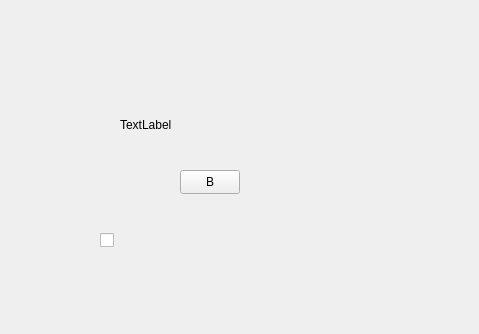
Qt form Gui/MyWidget.ui (xtuer/Qt) before a commit.
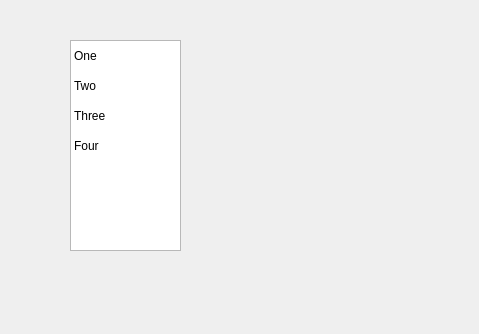
The same form after that commit. Icons and pictures are not drawn.

```diff
--- a/Gui/MyWidget.ui
+++ b/Gui/MyWidget.ui
@@ -40,56 +40,75 @@
     border-image: url(/Users/Biao/Desktop/button.png) 0 180 0 60;
 }</string>
   </property>
-  <widget class="QLabel" name="label">
+  <widget class="QTableWidget" name="tableWidget">
    <property name="geometry">
     <rect>
-     <x>120</x>
-     <y>110</y>
-     <width>181</width>
-     <height>30</height>
+     <x>70</x>
+     <y>40</y>
+     <width>111</width>
+     <height>211</height>
     </rect>
    </property>
-   <property name="text">
-    <string>TextLabel</string>
+   <property name="showGrid">
+    <bool>false</bool>
    </property>
-  </widget>
-  <widget class="QCheckBox" name="checkBox">
-   <property name="geometry">
-    <rect>
-     <x>100</x>
-     <y>230</y>
-     <width>51</width>
-     <height>20</height>
-    </rect>
-   </property>
-   <property name="text">
-    <string/>
-   </property>
-  </widget>
-  <widget class="QPushButton" name="pushButton">
-   <property name="geometry">
-    <rect>
-     <x>180</x>
-     <y>170</y>
-     <width>60</width>
-     <height>24</height>
-    </rect>
-   </property>
-   <property name="minimumSize">
-    <size>
-     <width>60</width>
-     <height>24</height>
-    </size>
-   </property>
-   <property name="maximumSize">
-    <size>
-     <width>60</width>
-     <height>24</height>
-    </size>
-   </property>
-   <property name="text">
-    <string>B</string>
-   </property>
+   <attribute name="horizontalHeaderVisible">
+    <bool>false</bool>
+   </attribute>
+   <attribute name="horizontalHeaderStretchLastSection">
+    <bool>true</bool>
+   </attribute>
+   <attribute name="verticalHeaderVisible">
+    <bool>false</bool>
+   </attribute>
+   <attribute name="verticalHeaderStretchLastSection">
+    <bool>false</bool>
+   </attribute>
+   <row>
+    <property name="text">
+     <string>1</string>
+    </property>
+   </row>
+   <row>
+    <property name="text">
+     <string>2</string>
+    </property>
+   </row>
+   <row>
+    <property name="text">
+     <string>3</string>
+    </property>
+   </row>
+   <row>
+    <property name="text">
+     <string>4</string>
+    </property>
+   </row>
+   <column>
+    <property name="text">
+     <string>Name</string>
+    </property>
+   </column>
+   <item row="0" column="0">
+    <property name="text">
+     <string>One</string>
+    </property>
+   </item>
+   <item row="1" column="0">
+    <property name="text">
+     <string>Two</string>
+    </property>
+   </item>
+   <item row="2" column="0">
+    <property name="text">
+     <string>Three</string>
+    </property>
+   </item>
+   <item row="3" column="0">
+    <property name="text">
+     <string>Four</string>
+    </property>
+   </item>
   </widget>
  </widget>
  <resources/>
```
